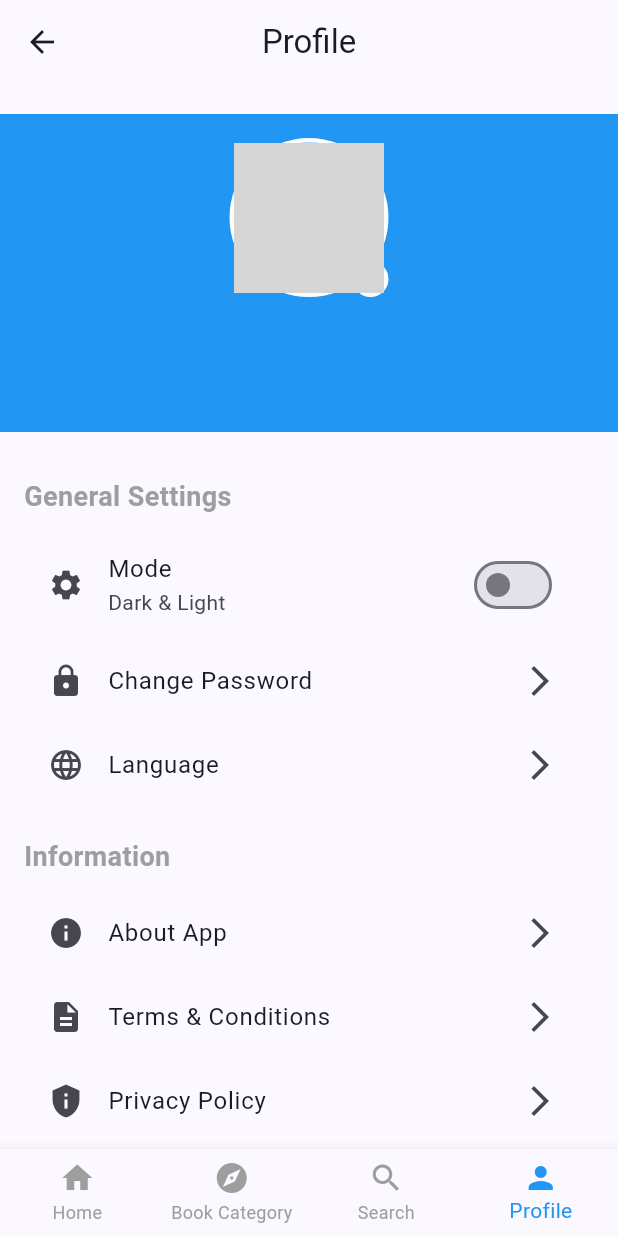
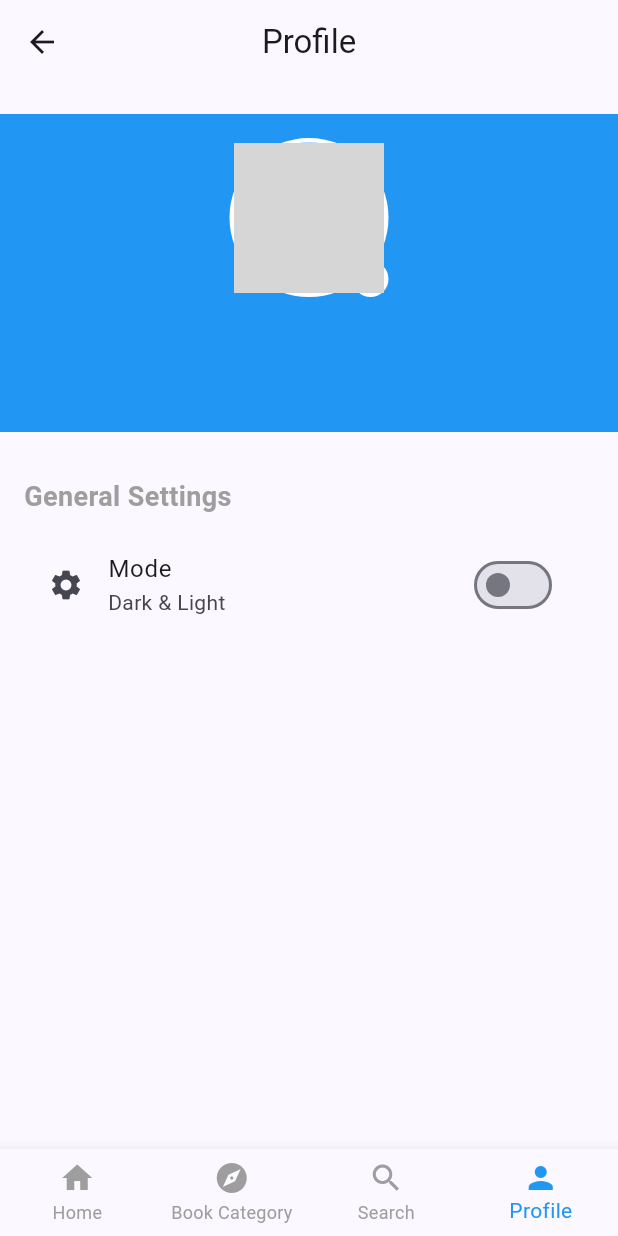
Before and after one commit to ibrahimalanshor/library, a Flutter app: the ProfilePage screen opened by its route, on a phone screen of 412 x 824 dp. Run offline on Flutter 3.47's test engine with Material 3 defaults, Android fonts, the phone set to English and light mode, and no system bars; our stand-ins replace animated_text_kit, carousel_slider, cloud_firestore, firebase_auth, firebase_core, firebase_storage and 1 more; accounts and stored records are empty; project files that could hold a hidden picture were left out; grey boxes are pictures that could not be loaded.

Commit message:
remove unused icon

```diff
--- a/lib/profile/profile_screen.dart
+++ b/lib/profile/profile_screen.dart
@@ -57,9 +57,7 @@ class _ProfilePageState extends State<ProfilePage> {
             const SizedBox(height: 20),
             _buildHeader(),
             const SizedBox(height: 30),
-            _buildGeneralSettings(),
-            const SizedBox(height: 20),
-            _buildInformation(),
+            _buildGeneralSettings()
           ],
         ),
       ),
@@ -200,22 +198,6 @@ class _ProfilePageState extends State<ProfilePage> {
               },
             ),
           ),
-          ListTile(
-            leading: const Icon(Icons.lock),
-            title: const Text('Change Password'),
-            onTap: () {
-              // Action to change password
-            },
-            trailing: const Icon(Icons.arrow_forward_ios),
-          ),
-          ListTile(
-            leading: const Icon(Icons.language),
-            title: const Text('Language'),
-            onTap: () {
-              // Action to change language
-            },
-            trailing: const Icon(Icons.arrow_forward_ios),
-          ),
         ],
       ),
     );
```
